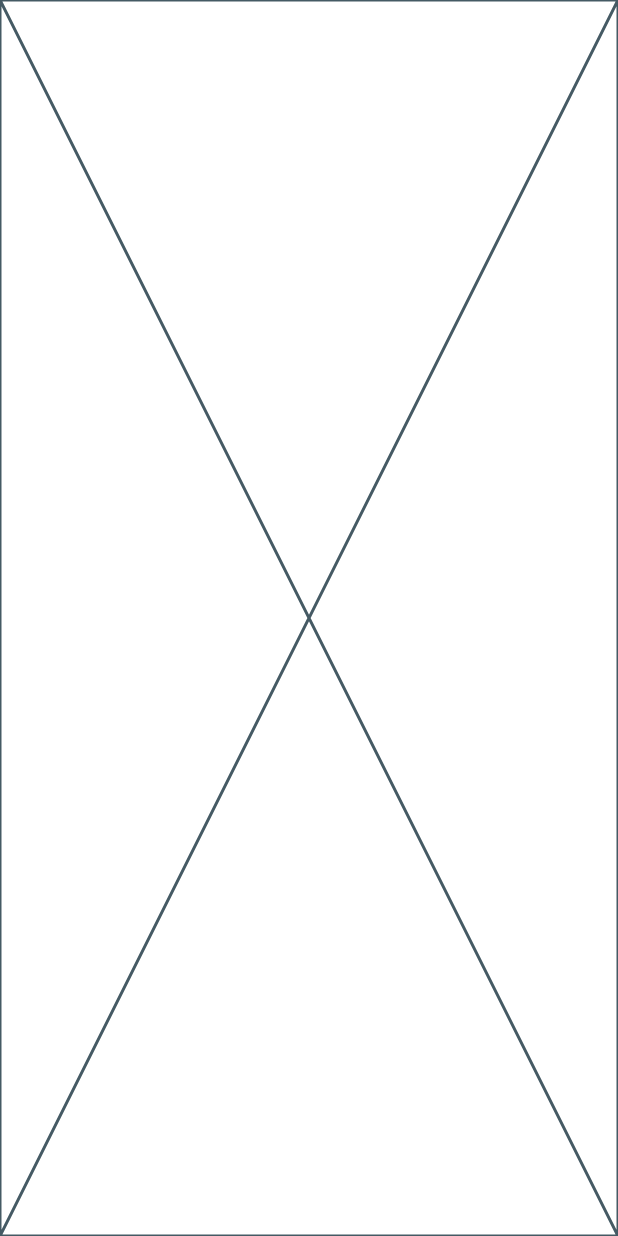
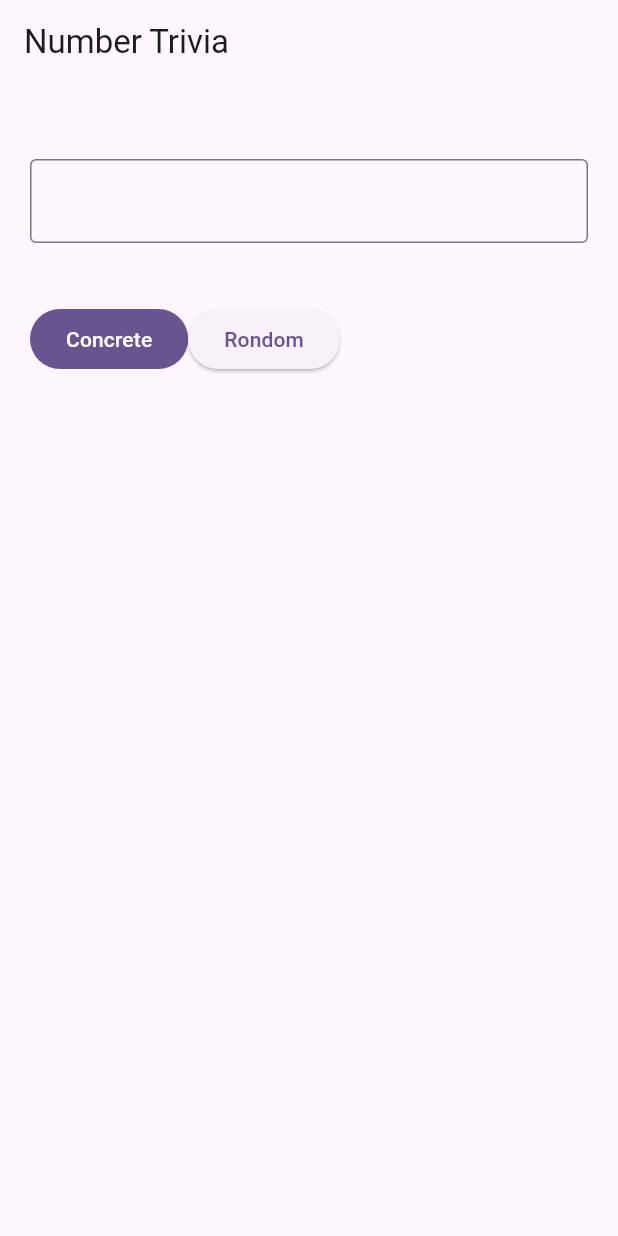
Before and after one commit to priyaranjan12345/bloc_auth, a Flutter app: the screen it shows after launch, on a phone screen of 412 x 824 dp. Run offline on Flutter 3.47's test engine with Material 3 defaults, Android fonts, the phone set to English and light mode, and no system bars; our stand-ins replace dartz, equatable, flutter_bloc, get_it, shared_preferences; missing offline and left inert: data_connection_checker_nulls.

Commit message:
✨ feat: number trivia ui

```diff
--- a/lib/core/apis/app_uri.dart
+++ b/lib/core/apis/app_uri.dart
@@ -1,7 +1,7 @@
 class AppUri {
   AppUri._();
 
-  static const String _baseUrl = "http://numbersapi.com";
+  static const String _baseUrl = "http://numbersapi.com/";
 
   static Uri getUri({required String path}) => Uri.parse(_baseUrl + path);
 }
--- a/lib/features/number_trival/presentation/view/number_trivia_page.dart
+++ b/lib/features/number_trival/presentation/view/number_trivia_page.dart
@@ -1,5 +1,8 @@
 import 'package:flutter/material.dart';
+import 'package:flutter_bloc/flutter_bloc.dart';
 
+import '../../../../injection_container.dart';
+import '../bloc/number_trivia_bloc.dart';
 import 'number_trivia_view.dart';
 
 class NumberTriviaPage extends StatelessWidget {
@@ -7,6 +10,14 @@ class NumberTriviaPage extends StatelessWidget {
 
   @override
   Widget build(BuildContext context) {
-    return const NumberTriviaView();
+    return BlocProvider(
+      create: (context) => injector<NumberTriviaBloc>(),
+      child: Scaffold(
+        appBar: AppBar(
+          title: const Text("Number Trivia"),
+        ),
+        body: const NumberTriviaView(),
+      ),
+    );
   }
 }
--- a/lib/features/number_trival/presentation/view/number_trivia_view.dart
+++ b/lib/features/number_trival/presentation/view/number_trivia_view.dart
@@ -1,10 +1,80 @@
 import 'package:flutter/material.dart';
+import 'package:flutter_bloc/flutter_bloc.dart';
+
+import '../bloc/bloc.dart';
 
 class NumberTriviaView extends StatelessWidget {
   const NumberTriviaView({super.key});
 
+  TextEditingController get textController => TextEditingController();
+
   @override
   Widget build(BuildContext context) {
-    return const Placeholder();
+    return Padding(
+      padding: const EdgeInsets.symmetric(
+        horizontal: 20,
+        vertical: 10,
+      ),
+      child: Column(
+        children: [
+          BlocBuilder<NumberTriviaBloc, NumberTriviaState>(
+            builder: (context, state) => switch (state) {
+              InitialNumberTriviaState() => Container(),
+              LoadingNumberTriviaState() => const Center(
+                  child: CircularProgressIndicator.adaptive(),
+                ),
+              LoadedNumberTriviaState() => Text(
+                  "Result: ${state.trivia.number} ${state.trivia.text}",
+                  style: Theme.of(context).textTheme.displayMedium,
+                ),
+              EmptyNumberTriviaState() => Text(
+                  "Result: empty",
+                  style: Theme.of(context).textTheme.displayMedium,
+                ),
+              ErrorNumberTriviaState() => Text(
+                  "Result: error",
+                  style: Theme.of(context).textTheme.displayMedium,
+                ),
+            },
+          ),
+          const SizedBox(height: 40),
+          TextFormField(
+            controller: textController,
+            decoration: const InputDecoration(
+              border: OutlineInputBorder(),
+            ),
+          ),
+          const SizedBox(height: 40),
+          Row(
+            children: [
+              Flexible(
+                flex: 1,
+                child: FilledButton(
+                  onPressed: () {
+                    context.read<NumberTriviaBloc>().add(
+                          GetConcreteNumberTriviaEvent(
+                            numberString: textController.text,
+                          ),
+                        );
+                  },
+                  child: const Text("Concrete"),
+                ),
+              ),
+              Flexible(
+                flex: 1,
+                child: ElevatedButton(
+                  onPressed: () {
+                    context.read<NumberTriviaBloc>().add(
+                          GetRandomNumberTriviaEvent(),
+                        );
+                  },
+                  child: const Text("Rondom"),
+                ),
+              ),
+            ],
+          )
+        ],
+      ),
+    );
   }
 }
--- a/lib/main.dart
+++ b/lib/main.dart
@@ -1,5 +1,11 @@
+import 'package:bloc_auth/injection_container.dart';
 import 'package:flutter/material.dart';
 
 import 'auth_app.dart';
 
-void main() => runApp(const AuthApp());
+void main() async {
+  // show splash screen
+  await init();
+  runApp(const AuthApp());
+  // after all remove splash screen
+}
```
